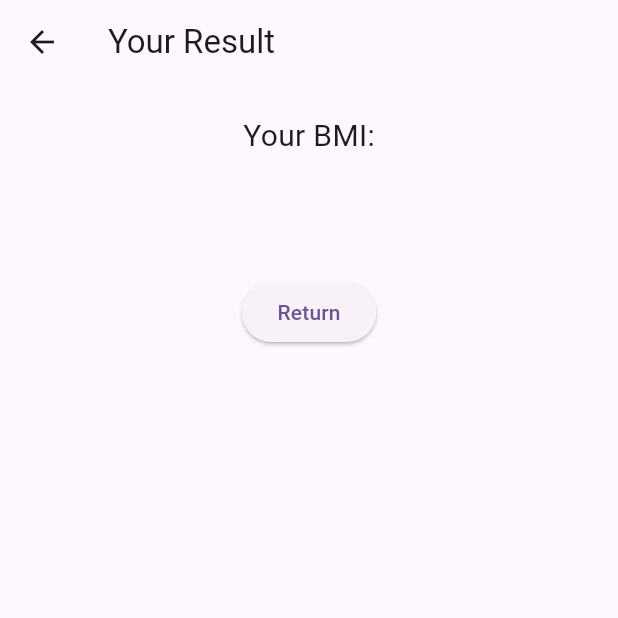
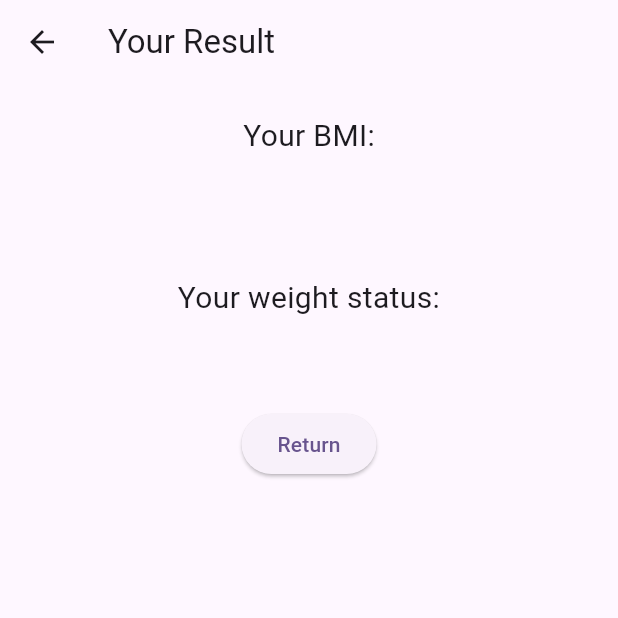
Before and after one commit to JustynaPP/BMI-calculator, a Flutter app: the Result screen opened directly with empty values, on a phone screen of 412 x 824 dp, the top half of it. Run offline on Flutter 3.47's test engine with Material 2 defaults, Android fonts, the phone set to English and light mode, and no system bars.

Commit message:
finished weight status

```diff
--- a/lib/bmi_formula.txt
+++ b/lib/bmi_formula.txt
@@ -1,3 +1,3 @@
 
 
-BMI = masa ciała (kg)/ (wzrost (m)^2)
+BMI = weight (kg)/ (height (m)^2)
--- a/lib/screens/result_screen.dart
+++ b/lib/screens/result_screen.dart
@@ -1,8 +1,10 @@
 import 'package:flutter/material.dart';
 
 class Result extends StatelessWidget {
-  const Result({Key? key, required this.result}) : super(key: key);
+  const Result({Key? key, required this.result, required this.description})
+      : super(key: key);
   final String result;
+  final String description;
 
   @override
   Widget build(BuildContext context) {
@@ -30,11 +32,20 @@ class Result extends StatelessWidget {
               const SizedBox(
                 height: 30,
               ),
+              Text(
+                'Your weight status: \n $description',
+                textAlign: TextAlign.center,
+                style: const TextStyle(fontSize: 20),
+              ),
+              const SizedBox(
+                height: 30,
+              ),
               ElevatedButton(
-                  onPressed: () {
-                    Navigator.of(context).pop();
-                  },
-                  child: const Text('Return'))
+                onPressed: () {
+                  Navigator.of(context).pop();
+                },
+                child: const Text('Return'),
+              ),
             ],
           ),
         ),
```
Also changed, not shown: lib/data/bmi_standards.dart (added, +13 -0 lines), lib/screens/measures_screen.dart (+21 -0 lines), lib/screens/start_screen.dart (+7 -4 lines).
